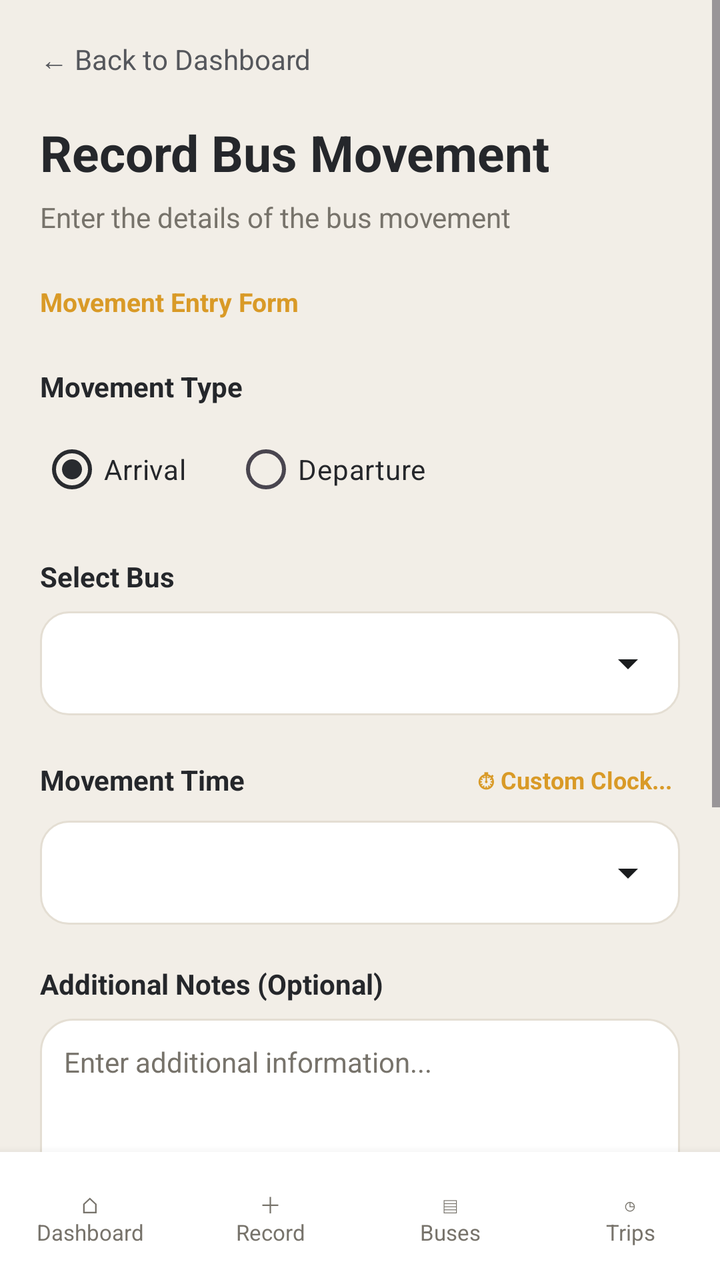
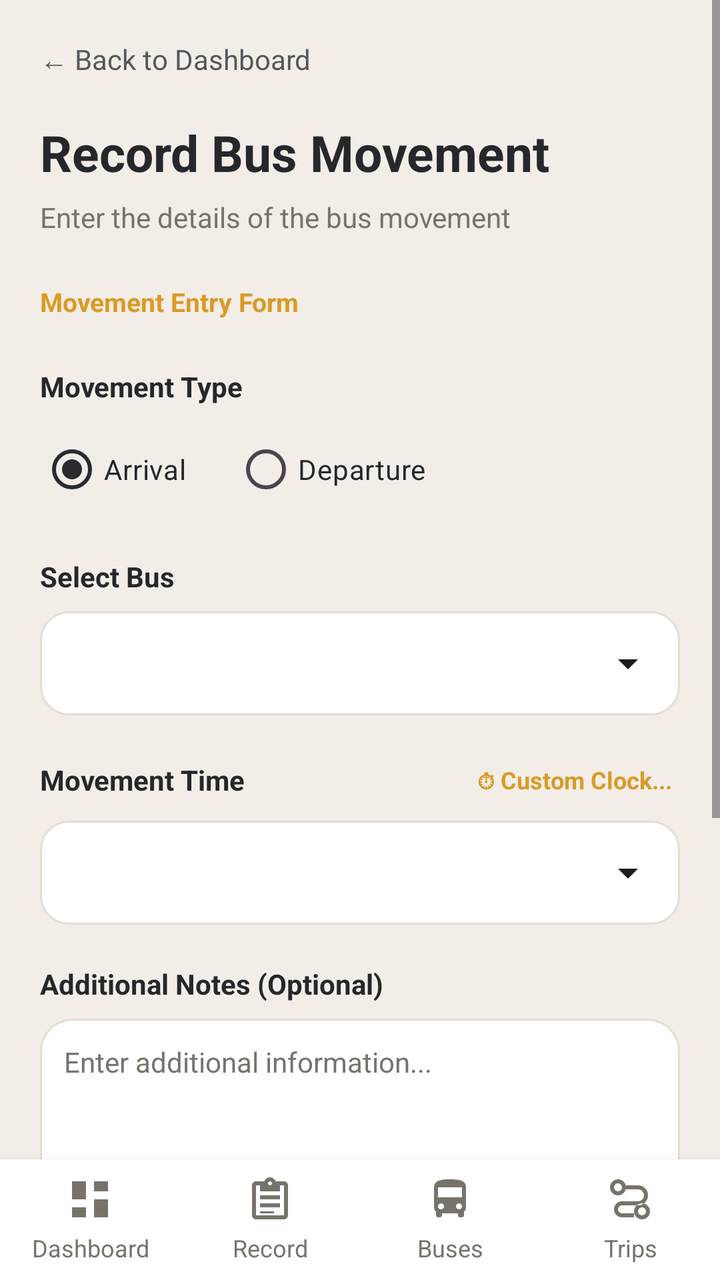

Screens rendered from an Android XML layout before and after an edit, with the pre-edit source and the edit as a unified diff.
<!-- AndroidManifest.xml: application theme Theme.PabamaApp -->
<!-- res/layout/activity_record_bus_movement.xml -->
<LinearLayout xmlns:android="http://schemas.android.com/apk/res/android"
    android:layout_width="match_parent"
    android:layout_height="match_parent"
    android:orientation="vertical"
    android:background="@color/background">

<ScrollView xmlns:android="http://schemas.android.com/apk/res/android"
    android:layout_width="match_parent"
    android:layout_height="0dp"
    android:layout_weight="1"
    android:background="@color/background"
    android:fillViewport="true">

    <LinearLayout
        android:id="@+id/main"
        android:layout_width="match_parent"
        android:layout_height="wrap_content"
        android:orientation="vertical"
        android:padding="20dp">

        <TextView
            android:id="@+id/btnBack"
            android:layout_width="wrap_content"
            android:layout_height="wrap_content"
            android:singleLine="true"
            android:text="← Back to Dashboard"
            android:textColor="@color/secondary"
            android:textSize="14sp" />

        <TextView
            android:layout_width="wrap_content"
            android:layout_height="wrap_content"
            android:layout_marginTop="20dp"
            android:text="Record Bus Movement"
            android:textColor="@color/text_primary"
            android:textSize="25sp"
            android:textStyle="bold" />

        <TextView
            android:layout_width="wrap_content"
            android:layout_height="wrap_content"
            android:layout_marginTop="6dp"
            android:text="Enter the details of the bus movement"
            android:textColor="@color/text_secondary"
            android:textSize="14sp" />

        <TextView
            android:layout_width="wrap_content"
            android:layout_height="wrap_content"
            android:layout_marginTop="24dp"
            android:text="Movement Entry Form"
            android:textColor="@color/accent"
            android:textSize="13sp"
            android:textStyle="bold" />

        <TextView
            android:layout_width="wrap_content"
            android:layout_height="wrap_content"
            android:layout_marginTop="24dp"
            android:text="Movement Type"
            android:textColor="@color/text_primary"
            android:textSize="14sp"
            android:textStyle="bold" />

        <RadioGroup
            android:id="@+id/radioMovementType"
            android:layout_width="match_parent"
            android:layout_height="wrap_content"
            android:layout_marginTop="8dp"
            android:orientation="horizontal">

            <RadioButton
                android:id="@+id/radioArrival"
                android:layout_width="wrap_content"
                android:layout_height="wrap_content"
                android:checked="true"
                android:text="Arrival"
                android:textColor="@color/text_primary" />

            <RadioButton
                android:id="@+id/radioDeparture"
                android:layout_width="wrap_content"
                android:layout_height="wrap_content"
                android:layout_marginStart="24dp"
                android:text="Departure"
                android:textColor="@color/text_primary" />

        </RadioGroup>

        <TextView
            android:layout_width="wrap_content"
            android:layout_height="wrap_content"
            android:layout_marginTop="20dp"
            android:text="Select Bus"
            android:textColor="@color/text_primary"
            android:textSize="14sp"
            android:textStyle="bold" />

        <Spinner
            android:id="@+id/spinnerBus"
            android:layout_width="match_parent"
            android:layout_height="52dp"
            android:layout_marginTop="8dp"
            android:background="@drawable/bg_spinner"
            android:paddingStart="14dp"
            android:paddingEnd="14dp" />

        <LinearLayout
            android:layout_width="match_parent"
            android:layout_height="wrap_content"
            android:orientation="horizontal"
            android:gravity="center_vertical"
            android:layout_marginTop="20dp">

            <TextView
                android:layout_width="0dp"
                android:layout_height="wrap_content"
                android:layout_weight="1"
                android:text="Movement Time"
                android:textColor="@color/text_primary"
                android:textSize="14sp"
                android:textStyle="bold" />

            <TextView
                android:id="@+id/btnPickCustomTime"
                android:layout_width="wrap_content"
                android:layout_height="wrap_content"
                android:text="⏱ Custom Clock..."
                android:textColor="@color/accent"
                android:textSize="12sp"
                android:textStyle="bold"
                android:padding="4dp" />

        </LinearLayout>

        <Spinner
            android:id="@+id/spinnerTime"
            android:layout_width="match_parent"
            android:layout_height="52dp"
            android:layout_marginTop="8dp"
            android:background="@drawable/bg_spinner"
            android:paddingStart="14dp"
            android:paddingEnd="14dp" />

        <TextView
            android:layout_width="wrap_content"
            android:layout_height="wrap_content"
            android:layout_marginTop="20dp"
            android:text="Additional Notes (Optional)"
            android:textColor="@color/text_primary"
            android:textSize="14sp"
            android:textStyle="bold" />

        <EditText
            android:id="@+id/inputMovementNotes"
            android:layout_width="match_parent"
            android:layout_height="110dp"
            android:layout_marginTop="8dp"
            android:background="@drawable/bg_card"
            android:gravity="top"
            android:hint="Enter additional information..."
            android:inputType="textMultiLine"
            android:padding="12dp"
            android:textColor="@color/text_primary"
            android:textColorHint="@color/text_secondary"
            android:textSize="14sp" />

        
        <TextView
            android:id="@+id/btnSaveMovement"
            android:layout_width="match_parent"
            android:layout_height="52dp"
            android:layout_marginTop="28dp"
            android:gravity="center"
            android:background="@color/primary"
            android:text="Save Movement Record"
            android:textColor="@color/surface"
            android:textSize="15sp"
            android:textStyle="bold" />

        
        <TextView
            android:id="@+id/btnReviewMovement"
            android:layout_width="match_parent"
            android:layout_height="48dp"
            android:layout_marginTop="10dp"
            android:gravity="center"
            android:background="@color/accent_light"
            android:text="Review Details First"
            android:textColor="@color/primary"
            android:textSize="14sp"
            android:textStyle="bold" />

        <TextView
            android:layout_width="match_parent"
            android:layout_height="wrap_content"
            android:layout_marginTop="14dp"
            android:gravity="center"
            android:text="Recorded movements instantly update bus availability and terminal logs."
            android:textColor="@color/text_secondary"
            android:textSize="12sp" />



    </LinearLayout>

</ScrollView>

<include
layout="@layout/layout_staff_bottom_nav"
android:layout_width="match_parent"
android:layout_height="64dp" />

</LinearLayout>
<!-- res/layout/layout_staff_bottom_nav.xml (included above) -->
<LinearLayout xmlns:android="http://schemas.android.com/apk/res/android"
    android:layout_width="match_parent"
    android:layout_height="wrap_content"
    android:orientation="horizontal"
    android:background="@color/surface"
    android:elevation="8dp"
    android:paddingTop="10dp"
    android:paddingBottom="10dp">

    <TextView
        android:id="@+id/btnStaffDashboard"
        android:layout_width="0dp"
        android:layout_height="wrap_content"
        android:layout_weight="1"
        android:gravity="center"
        android:padding="8dp"
        android:text="⌂&#10;Dashboard"
        android:textColor="@color/text_secondary"
        android:textSize="11sp" />

    <TextView
        android:id="@+id/btnStaffRecord"
        android:layout_width="0dp"
        android:layout_height="wrap_content"
        android:layout_weight="1"
        android:gravity="center"
        android:padding="8dp"
        android:text="＋&#10;Record"
        android:textColor="@color/text_secondary"
        android:textSize="11sp" />

    <TextView
        android:id="@+id/btnStaffBuses"
        android:layout_width="0dp"
        android:layout_height="wrap_content"
        android:layout_weight="1"
        android:gravity="center"
        android:padding="8dp"
        android:text="▤&#10;Buses"
        android:textColor="@color/text_secondary"
        android:textSize="11sp" />

    <TextView
        android:id="@+id/btnStaffTrips"
        android:layout_width="0dp"
        android:layout_height="wrap_content"
        android:layout_weight="1"
        android:gravity="center"
        android:padding="8dp"
        android:text="◷&#10;Trips"
        android:textColor="@color/text_secondary"
        android:textSize="11sp" />

</LinearLayout>
<!-- resources referenced by this layout -->
<resources>
  <style name="Theme.PabamaApp" parent="Theme.Material3.DayNight.NoActionBar">
          <item name="colorPrimary">@color/primary</item>
          <item name="colorPrimaryVariant">@color/primary_dark</item>
          <item name="colorOnPrimary">@color/white</item>
          <item name="colorSecondary">@color/accent</item>
          <item name="android:statusBarColor">@color/primary_dark</item>
          <item name="android:windowBackground">@color/background</item>
      </style>
  <!-- unchanged entries left out for length: 14 -->
</resources>

<!-- the commit's change to res/layout/activity_record_bus_movement.xml (unified diff, before → after) -->
@@ -104,6 +104,116 @@
             android:background="@drawable/bg_spinner"
             android:paddingStart="14dp"
             android:paddingEnd="14dp" />
+
+        
+        <LinearLayout
+            android:id="@+id/layoutSelectedBusInfo"
+            android:layout_width="match_parent"
+            android:layout_height="wrap_content"
+            android:layout_marginTop="12dp"
+            android:background="@drawable/bg_card"
+            android:orientation="vertical"
+            android:padding="16dp"
+            android:visibility="gone">
+
+            <TextView
+                android:layout_width="wrap_content"
+                android:layout_height="wrap_content"
+                android:text="Selected Bus Information"
+                android:textColor="@color/accent"
+                android:textSize="13sp"
+                android:textStyle="bold" />
+
+            <TextView
+                android:layout_width="wrap_content"
+                android:layout_height="wrap_content"
+                android:layout_marginTop="14dp"
+                android:text="Origin"
+                android:textColor="@color/text_secondary"
+                android:textSize="12sp" />
+
+            <TextView
+                android:id="@+id/txtBusOrigin"
+                android:layout_width="match_parent"
+                android:layout_height="wrap_content"
+                android:layout_marginTop="4dp"
+                android:text="Not specified"
+                android:textColor="@color/text_primary"
+                android:textSize="15sp"
+                android:textStyle="bold" />
+
+            <TextView
+                android:layout_width="wrap_content"
+                android:layout_height="wrap_content"
+                android:layout_marginTop="12dp"
+                android:text="Final Destination"
+                android:textColor="@color/text_secondary"
+                android:textSize="12sp" />
+
+            <TextView
+                android:id="@+id/txtBusDestination"
+                android:layout_width="match_parent"
+                android:layout_height="wrap_content"
+                android:layout_marginTop="4dp"
+                android:text="Not specified"
+                android:textColor="@color/text_primary"
+                android:textSize="15sp"
+                android:textStyle="bold" />
+
+            <View
+                android:layout_width="match_parent"
+                android:layout_height="1dp"
+                android:layout_marginTop="14dp"
+                android:layout_marginBottom="14dp"
+                android:background="@color/border" />
+
+            <TextView
+                android:layout_width="wrap_content"
+                android:layout_height="wrap_content"
+                android:text="Complete Route"
+                android:textColor="@color/text_secondary"
+                android:textSize="12sp" />
+
+            <TextView
+                android:id="@+id/txtBusRoute"
+                android:layout_width="match_parent"
+                android:layout_height="wrap_content"
+                android:layout_marginTop="6dp"
+                android:lineSpacingExtra="4dp"
+                android:text="Route not specified"
+                android:textColor="@color/text_primary"
+                android:textSize="14sp" />
+
+            
+            <TextView
+                android:id="@+id/txtTerminalLabel"
+                android:layout_width="wrap_content"
+                android:layout_height="wrap_content"
+                android:layout_marginTop="20dp"
+                android:text="Arrival Terminal"
+                android:textColor="@color/text_primary"
+                android:textSize="14sp"
+                android:textStyle="bold" />
+
+            <Spinner
+                android:id="@+id/spinnerTerminal"
+                android:layout_width="match_parent"
+                android:layout_height="52dp"
+                android:layout_marginTop="8dp"
+                android:background="@drawable/bg_spinner"
+                android:paddingStart="14dp"
+                android:paddingEnd="14dp"
+                android:enabled="false" />
+
+            <TextView
+                android:layout_width="match_parent"
+                android:layout_height="wrap_content"
+                android:layout_marginTop="6dp"
+                android:text="Select the terminal where the bus is currently located."
+                android:textColor="@color/text_secondary"
+                android:textSize="12sp" />
+
+        </LinearLayout>
 
         <LinearLayout
             android:layout_width="match_parent"
@@ -196,7 +306,7 @@
             android:layout_height="wrap_content"
             android:layout_marginTop="14dp"
             android:gravity="center"
-            android:text="Recorded movements instantly update bus availability and terminal logs."
+            android:text="Make sure the selected bus, terminal, and movement time are correct before saving."
             android:textColor="@color/text_secondary"
             android:textSize="12sp" />
 
@@ -209,7 +319,7 @@
 <include
 layout="@layout/layout_staff_bottom_nav"
 android:layout_width="match_parent"
-android:layout_height="64dp" />
+android:layout_height="wrap_content" />
 
 </LinearLayout>
 <!-- res/layout/layout_staff_bottom_nav.xml (included above) -->
@@ -219,8 +329,8 @@ android:layout_height="64dp" />
     android:orientation="horizontal"
     android:background="@color/surface"
     android:elevation="8dp"
-    android:paddingTop="10dp"
-    android:paddingBottom="10dp">
+    android:paddingTop="4dp"
+    android:paddingBottom="4dp">
 
     <TextView
         android:id="@+id/btnStaffDashboard"
@@ -228,10 +338,13 @@ android:layout_height="64dp" />
         android:layout_height="wrap_content"
         android:layout_weight="1"
         android:gravity="center"
-        android:padding="8dp"
-        android:text="⌂&#10;Dashboard"
+        android:padding="4dp"
+        android:text="Dashboard"
         android:textColor="@color/text_secondary"
-        android:textSize="11sp" />
+        android:textSize="12sp"
+        android:drawableTop="@drawable/ic_nav_dashboard"
+        android:drawablePadding="4dp"
+        android:drawableTint="@color/text_secondary" />
 
     <TextView
         android:id="@+id/btnStaffRecord"
@@ -239,10 +352,13 @@ android:layout_height="64dp" />
         android:layout_height="wrap_content"
         android:layout_weight="1"
         android:gravity="center"
-        android:padding="8dp"
-        android:text="＋&#10;Record"
+        android:padding="4dp"
+        android:text="Record"
         android:textColor="@color/text_secondary"
-        android:textSize="11sp" />
+        android:textSize="12sp"
+        android:drawableTop="@drawable/ic_nav_record"
+        android:drawablePadding="4dp"
+        android:drawableTint="@color/text_secondary" />
 
     <TextView
         android:id="@+id/btnStaffBuses"
@@ -250,10 +366,13 @@ android:layout_height="64dp" />
         android:layout_height="wrap_content"
         android:layout_weight="1"
         android:gravity="center"
-        android:padding="8dp"
-        android:text="▤&#10;Buses"
+        android:padding="4dp"
+        android:text="Buses"
         android:textColor="@color/text_secondary"
-        android:textSize="11sp" />
+        android:textSize="12sp"
+        android:drawableTop="@drawable/ic_nav_bus"
+        android:drawablePadding="4dp"
+        android:drawableTint="@color/text_secondary" />
 
     <TextView
         android:id="@+id/btnStaffTrips"
@@ -261,9 +380,12 @@ android:layout_height="64dp" />
         android:layout_height="wrap_content"
         android:layout_weight="1"
         android:gravity="center"
-        android:padding="8dp"
-        android:text="◷&#10;Trips"
+        android:padding="4dp"
+        android:text="Trips"
         android:textColor="@color/text_secondary"
-        android:textSize="11sp" />
+        android:textSize="12sp"
+        android:drawableTop="@drawable/ic_nav_trips"
+        android:drawablePadding="4dp"
+        android:drawableTint="@color/text_secondary" />
 
 </LinearLayout>
<!-- resource entries referenced after the edit -->
@@ -1,13 +1,113 @@
 <!-- resources referenced by this layout -->
 <resources>
+  <!-- drawable ic_nav_bus (drawable) -->
+  <vector xmlns:android="http://schemas.android.com/apk/res/android"
+      android:width="24dp"
+      android:height="24dp"
+      android:viewportWidth="24"
+      android:viewportHeight="24">
+  
+      <path
+          android:fillColor="#000000"
+          android:pathData="M4,16c0,0.88 0.39,1.67 1,2.22V20c0,0.55 0.45,1 1,1h1c0.55,0 1,-0.45 1,-1v-1h8v1c0,0.55 0.45,1 1,1h1c0.55,0 1,-0.45 1,-1v-1.78c0.61,-0.55 1,-1.34 1,-2.22V6c0,-3.5 -3.58,-4 -8,-4S4,2.5 4,6v10zM7.5,17c-0.83,0 -1.5,-0.67 -1.5,-1.5S6.67,14 7.5,14 9,14.67 9,15.5 8.33,17 7.5,17zM16.5,17c-0.83,0 -1.5,-0.67 -1.5,-1.5s0.67,-1.5 1.5,-1.5 1.5,0.67 1.5,1.5 -0.67,1.5 -1.5,1.5zM18,11H6V6h12v5z" />
+  
+  </vector>
+  <!-- drawable ic_nav_dashboard (drawable) -->
+  <vector xmlns:android="http://schemas.android.com/apk/res/android"
+      android:width="24dp"
+      android:height="24dp"
+      android:viewportWidth="24"
+      android:viewportHeight="24">
+  
+      <path
+          android:fillColor="#000000"
+          android:pathData="M3,3h7v9H3zM14,3h7v5h-7zM14,12h7v9h-7zM3,16h7v5H3z" />
+  
+  </vector>
+  <!-- drawable ic_nav_record (drawable) -->
+  <vector xmlns:android="http://schemas.android.com/apk/res/android"
+      android:width="24dp"
+      android:height="24dp"
+      android:viewportWidth="24"
+      android:viewportHeight="24">
+  
+      <path
+          android:fillColor="#000000"
+          android:pathData="M19,3h-4.18C14.4,1.84 13.3,1 12,1s-2.4,0.84 -2.82,2H5c-1.1,0 -2,0.9 -2,2v15c0,1.1 0.9,2 2,2h14c1.1,0 2,-0.9 2,-2V5c0,-1.1 -0.9,-2 -2,-2zM12,3c0.55,0 1,0.45 1,1s-0.45,1 -1,1 -1,-0.45 -1,-1 0.45,-1 1,-1zM19,20H5V5h2v3h10V5h2zM7,10h10v2H7zM7,14h10v2H7zM7,18h7v1H7z" />
+  
+  </vector>
+  <!-- drawable ic_nav_trips (drawable) -->
+  <vector xmlns:android="http://schemas.android.com/apk/res/android"
+      android:width="24dp"
+      android:height="24dp"
+      android:viewportWidth="24"
+      android:viewportHeight="24">
+  
+      <path
+          android:fillColor="#000000"
+          android:pathData="M6,2a4,4 0,1 0,0 8a4,4 0,1 0,0 -8zM6,4a2,2 0,1 1,0 4a2,2 0,1 1,0 -4zM18,14a4,4 0,1 0,0 8a4,4 0,1 0,0 -8zM18,16a2,2 0,1 1,0 4a2,2 0,1 1,0 -4zM10,5h6a5,5 0,0 1,0 10H8a2,2 0,0 0,0 4h6v2H8a4,4 0,0 1,0 -8h8a3,3 0,0 0,0 -6h-6z" />
+  
+  </vector>
   <style name="Theme.PabamaApp" parent="Theme.Material3.DayNight.NoActionBar">
+  
           <item name="colorPrimary">@color/primary</item>
           <item name="colorPrimaryVariant">@color/primary_dark</item>
           <item name="colorOnPrimary">@color/white</item>
           <item name="colorSecondary">@color/accent</item>
           <item name="android:statusBarColor">@color/primary_dark</item>
           <item name="android:windowBackground">@color/background</item>
+  
+          
+          <item name="android:windowAnimationStyle">@style/NoActivityAnimation</item>
+  
+          
+          <item name="alertDialogTheme">@style/Theme.PabamaApp.Dialog</item>
+  
       </style>
+  <style name="NoActivityAnimation">
+          <item name="android:activityOpenEnterAnimation">@null</item>
+          <item name="android:activityOpenExitAnimation">@null</item>
+          <item name="android:activityCloseEnterAnimation">@null</item>
+          <item name="android:activityCloseExitAnimation">@null</item>
+  
+          <item name="android:taskOpenEnterAnimation">@null</item>
+          <item name="android:taskOpenExitAnimation">@null</item>
+          <item name="android:taskCloseEnterAnimation">@null</item>
+          <item name="android:taskCloseExitAnimation">@null</item>
+  
+          <item name="android:windowEnterAnimation">@null</item>
+          <item name="android:windowExitAnimation">@null</item>
+      </style>
+  <style name="Theme.PabamaApp.Dialog" parent="ThemeOverlay.AppCompat.Dialog.Alert">
+          <item name="android:windowAnimationStyle">@style/NoActivityAnimation</item>
+  
+          <item name="colorAccent">@color/dialog_action</item>
+          <item name="android:colorAccent">@color/dialog_action</item>
+  
+          <item name="android:colorBackground">@color/dialog_background</item>
+          <item name="android:textColorPrimary">@color/dialog_text</item>
+          <item name="android:textColorSecondary">@color/dialog_hint</item>
+          <item name="android:textColorHint">@color/dialog_hint</item>
+  
+          <item name="buttonBarPositiveButtonStyle">@style/DialogActionButton</item>
+          <item name="buttonBarNegativeButtonStyle">@style/DialogCancelButton</item>
+          <item name="buttonBarNeutralButtonStyle">@style/DialogDeleteButton</item>
+  
+      </style>
+  <color name="dialog_action">#F4B942</color>
+  <color name="dialog_background">#404040</color>
+  <color name="dialog_text">#FFFFFF</color>
+  <color name="dialog_hint">#D1D1D1</color>
+  <style name="DialogActionButton" parent="Widget.AppCompat.Button.ButtonBar.AlertDialog">
+          <item name="android:textColor">@color/dialog_action</item>
+      </style>
+  <style name="DialogCancelButton" parent="Widget.AppCompat.Button.ButtonBar.AlertDialog">
+          <item name="android:textColor">@color/dialog_text</item>
+      </style>
+  <style name="DialogDeleteButton" parent="Widget.AppCompat.Button.ButtonBar.AlertDialog">
+          <item name="android:textColor">@color/dialog_delete</item>
+      </style>
+  <color name="dialog_delete">#FF8A80</color>
   <!-- unchanged entries left out for length: 14 -->
 </resources>
 
